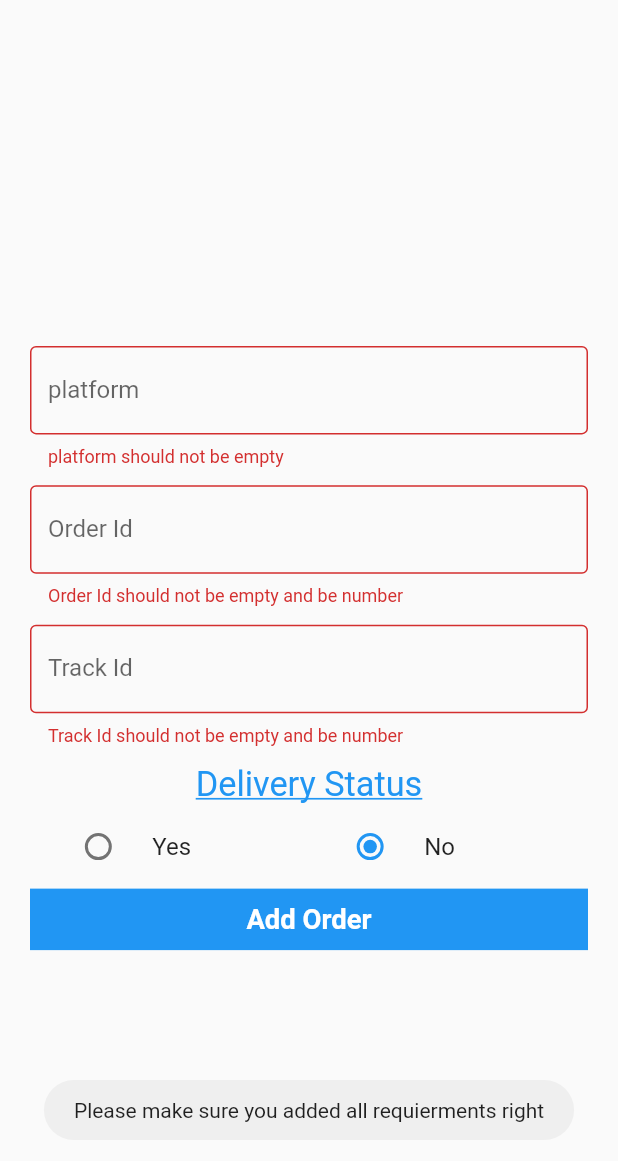
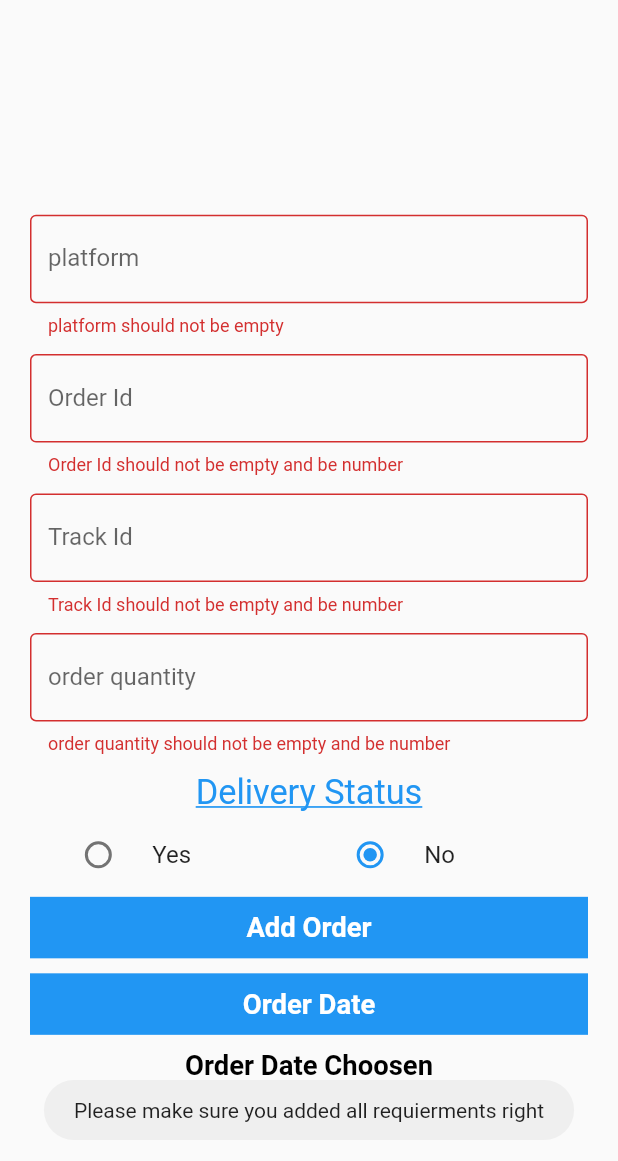
Before and after one commit to ZeyadShawki/shipment_app, a Flutter app: the EditOrderScreen screen opened directly with empty values, after a tap on "Add Order", on a phone screen of 412 x 824 dp. Shown: the top 1161 px of the screen. Run offline on Flutter 3.47's test engine with Material 2 defaults, Android fonts, the phone set to English and light mode, and no system bars; our stand-ins replace bloc, cloud_firestore, firebase_auth, firebase_core, firebase_storage, flutter_bloc and 5 more; missing offline and left inert: flutter_barcode_scanner, qr_code_scanner; accounts and stored records are empty.

Commit message:
fixed edit order screen and fixed order dilvered function

```diff
--- a/lib/presentation/add_invontery/edit_order_screen.dart
+++ b/lib/presentation/add_invontery/edit_order_screen.dart
@@ -2,6 +2,7 @@ import 'package:flutter/material.dart';
 import 'package:flutter_bloc/flutter_bloc.dart';
 import 'package:flutter_screenutil/flutter_screenutil.dart';
 import 'package:fluttertoast/fluttertoast.dart';
+import 'package:shipment_app/model/order_model.dart';
 import 'package:shipment_app/presentation/add_invontery/order_screen.dart';
 
 import '../../cubit/app_cubit.dart';
@@ -14,7 +15,7 @@ class EditOrderScreen extends StatefulWidget {
       required this.oldTrackingId,
       required this.oldOrderId,
 
-      required this.oldPlatform})
+      required this.oldPlatform, required this.quantity})
       : super(key: key);
   final String name;
   final String image;
@@ -22,7 +23,7 @@ class EditOrderScreen extends StatefulWidget {
   final String oldPlatform;
   final String oldTrackingId;
   final String oldOrderId;
-
+  final String quantity;
 
   @override
   State<EditOrderScreen> createState() => _EditOrderScreenState();
@@ -34,9 +35,11 @@ class _EditOrderScreenState extends State<EditOrderScreen> {
   late final TextEditingController _orderIdCont;
 
   late final TextEditingController _trackIdCont;
+  late final TextEditingController _quantityCont;
   final _formKey = GlobalKey<FormState>();
   bool _dilveryStatus = false;
   int? group = 2;
+  String? pickedDate;
 
   @override
   void initState() {
@@ -44,7 +47,8 @@ class _EditOrderScreenState extends State<EditOrderScreen> {
     _platCont = TextEditingController(text: widget.oldPlatform);
     _orderIdCont = TextEditingController(text: widget.oldOrderId);
     _trackIdCont = TextEditingController(text: widget.oldTrackingId);
-  }
+    _quantityCont =TextEditingController(text: widget.quantity);
+   }
 
   @override
   Widget build(BuildContext context) {
@@ -121,6 +125,27 @@ class _EditOrderScreenState extends State<EditOrderScreen> {
                   SizedBox(
                     height: 10.h,
                   ),
+
+                  TextFormField(
+                    controller: _quantityCont,
+                    keyboardType: TextInputType.number,
+                    decoration: const InputDecoration(
+                      border: OutlineInputBorder(),
+                      labelText: 'order quantity',
+                    ),
+                    validator: (String? value) {
+                      if (value!.isEmpty) {
+                        return 'order quantity should not be empty and be number';
+                      }
+                      return null;
+                    },
+                    onSaved: (value) {},
+                    onFieldSubmitted: (value) {},
+                  ),
+
+                  SizedBox(
+                    height: 10.h,
+                  ),
                   Text(
                     'Delivery Status',
                     textAlign: TextAlign.start,
@@ -167,16 +192,22 @@ class _EditOrderScreenState extends State<EditOrderScreen> {
                   if (state is! EditOrderLoadingState) ...[
                     InkWell(
                       onTap: () {
-                        if (_formKey.currentState!.validate()) {
+                        if (_formKey.currentState!.validate()&&pickedDate!=null) {
                           context.read<AppCubit>().editOrder(
                               oldPlatform: widget.oldPlatform,
                               oldOrderId: widget.oldOrderId,
                               oldTrackingId: widget.oldTrackingId,
-                              newOrderId: _orderIdCont.text,
-                              newTrackingId: _trackIdCont.text,
-                              newPlatform: _platCont.text,
-                              deliveryStatus: _dilveryStatus,
-                              name: widget.name);
+                              model: OrderModel(
+                                  platform: _platCont.text,
+                                  orderId: _orderIdCont.text,
+                                  trackingId: _trackIdCont.text,
+                                  deliveryStatus: _dilveryStatus,
+                                  orderDate: pickedDate.toString(),
+                                  orderQuantity: _quantityCont.text,
+                                  name: widget.name,
+                                 ),
+                              name: widget.name
+                          );
                         } else {
                           Fluttertoast.showToast(
                               msg:
@@ -197,6 +228,45 @@ class _EditOrderScreenState extends State<EditOrderScreen> {
                         ),
                       ),
                     ),
+
+                    const SizedBox(height: 10),
+                    InkWell(
+                      onTap: () async {
+                        final date = await showDatePicker(
+                          context: context,
+                          initialDate: DateTime.now(),
+                          firstDate: DateTime(2015, 8),
+                          lastDate: DateTime(2101),
+                        );
+                        setState(() {
+                          pickedDate = '${date!.day}-${date.month}-${date.year}';
+                        });
+                      },
+                      child: Container(
+                        width: double.infinity,
+                        color: Colors.blue,
+                        padding: const EdgeInsets.symmetric(vertical: 10),
+                        child: Text(
+                          'Order Date',
+                          textAlign: TextAlign.center,
+                          style: TextStyle(
+                              color: Colors.white,
+                              fontWeight: FontWeight.bold,
+                              fontSize: 16.sp),
+                        ),
+                      ),
+                    ),
+                    const SizedBox(height: 10),
+                    Text(
+                      pickedDate == null ? 'Order Date Choosen' : pickedDate!,
+                      textAlign: TextAlign.center,
+                      style: TextStyle(
+                        color: Colors.black,
+                        fontWeight: FontWeight.bold,
+                        fontSize: 16.sp,
+                      ),
+                    ),
+
                   ] else ...[
                     const Center(
                       child: CircularProgressIndicator(),
--- a/lib/presentation/add_invontery/order_screen.dart
+++ b/lib/presentation/add_invontery/order_screen.dart
@@ -82,7 +82,10 @@ class OrderScreen extends StatelessWidget {
                                           state.orders[index].trackingId,
                                       oldOrderId: state.orders[index].orderId,
                                       oldPlatform:
-                                          state.orders[index].platform));
+                                          state.orders[index].platform,
+                                   quantity: state.orders[index].orderQuantity,
+
+                                  ));
                             },
                             child: orderItem(
                                 platform: state.orders[index].platform,
```
Also changed, not shown: lib/cubit/app_cubit.dart (+19 -30 lines).
